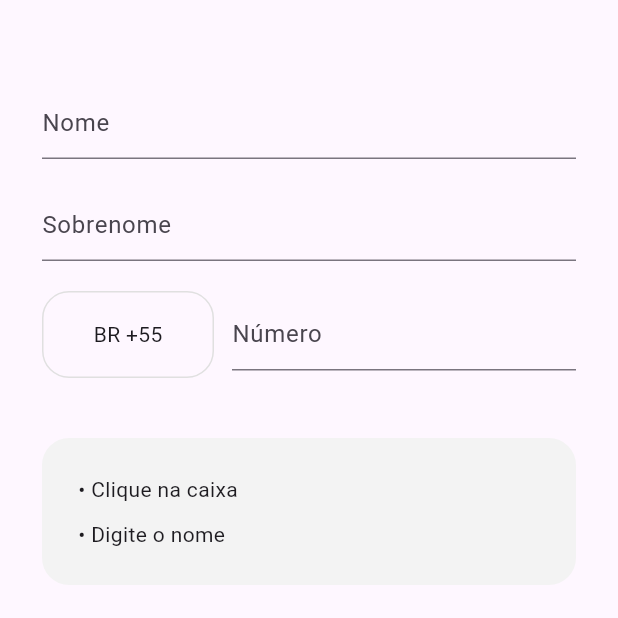
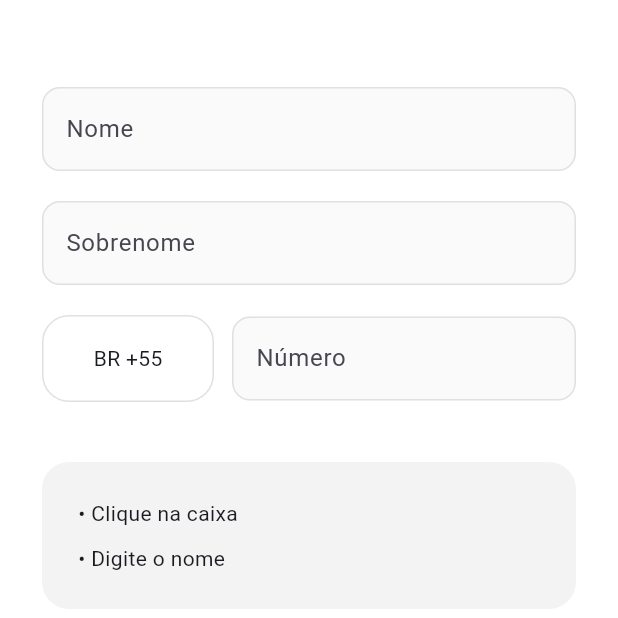
Before and after one commit to pedrinhooart/voxnav, a Flutter app: the RegisterScreen screen opened directly, on a phone screen of 412 x 824 dp, the top half of it. Run offline on Flutter 3.47's test engine with Material 3 defaults, Android fonts, the phone set to English and light mode, and no system bars; our stand-ins replace screenshot; missing offline and left inert: record.

Commit message:
front  pronto

```diff
--- a/lib/screens/listening_screen.dart
+++ b/lib/screens/listening_screen.dart
@@ -59,7 +59,7 @@ class ListeningScreen extends StatelessWidget {
                     width: double.infinity,
                     padding: const EdgeInsets.all(16),
                     decoration: BoxDecoration(
-                      color: Colors.blue[50].withOpacity(0.5),
+                      color: Colors.blue[50]!.withOpacity(0.5),
                       borderRadius: BorderRadius.circular(12),
                     ),
                     child: Column(
--- a/lib/widgets/custom_text_field.dart
+++ b/lib/widgets/custom_text_field.dart
@@ -1,18 +1,37 @@
 import 'package:flutter/material.dart';
 
 class CustomTextField extends StatelessWidget {
-  final String hint;
+  final String? hint;
+  final String? hintText;
+  final TextEditingController? controller;
 
   const CustomTextField({
     super.key,
-    required this.hint,
+    this.hint,
+    this.hintText,
+    this.controller,
   });
 
   @override
   Widget build(BuildContext context) {
     return TextField(
+      // Aqui nós repassamos o controlador para o TextField original do Flutter
+      controller: controller,
       decoration: InputDecoration(
-        hintText: hint,
+        // Ele vai aceitar tanto "hint" quanto "hintText" para não quebrar outros lugares
+        hintText: hintText ?? hint,
+
+        // Dei uma pequena estilizada para ficar com cara de aplicativo moderno!
+        border: OutlineInputBorder(
+          borderRadius: BorderRadius.circular(12),
+          borderSide: BorderSide(color: Colors.grey[300]!),
+        ),
+        enabledBorder: OutlineInputBorder(
+          borderRadius: BorderRadius.circular(12),
+          borderSide: BorderSide(color: Colors.grey[300]!),
+        ),
+        filled: true,
+        fillColor: Colors.grey[50],
       ),
     );
   }
```
Also changed, not shown: lib/main.dart (+14 -116 lines), 2 other files.
